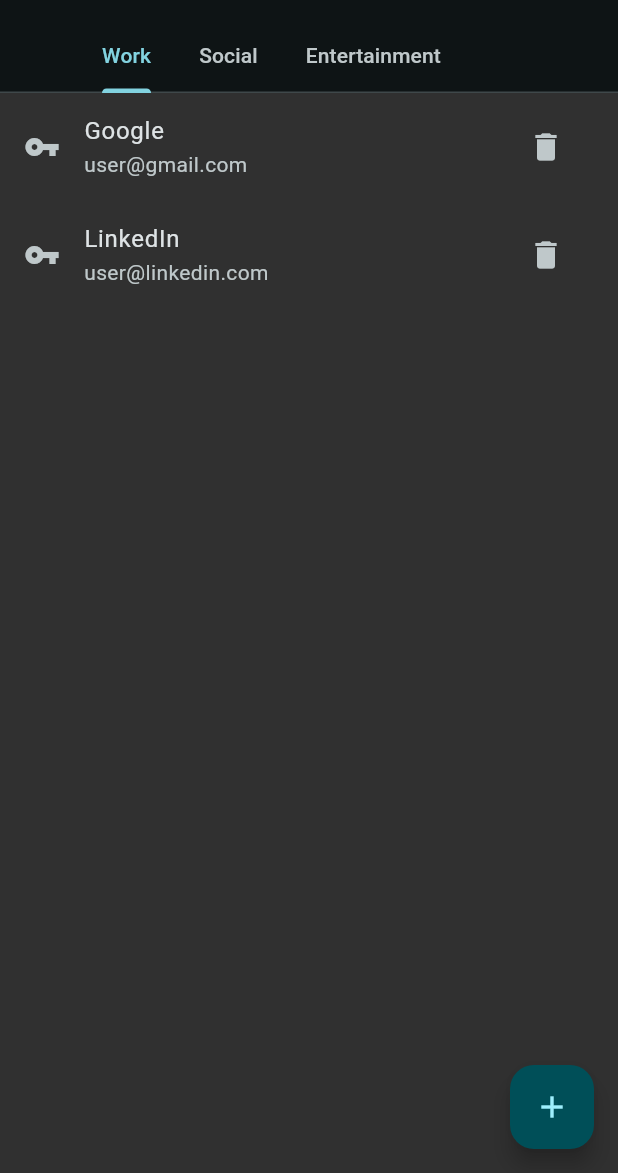
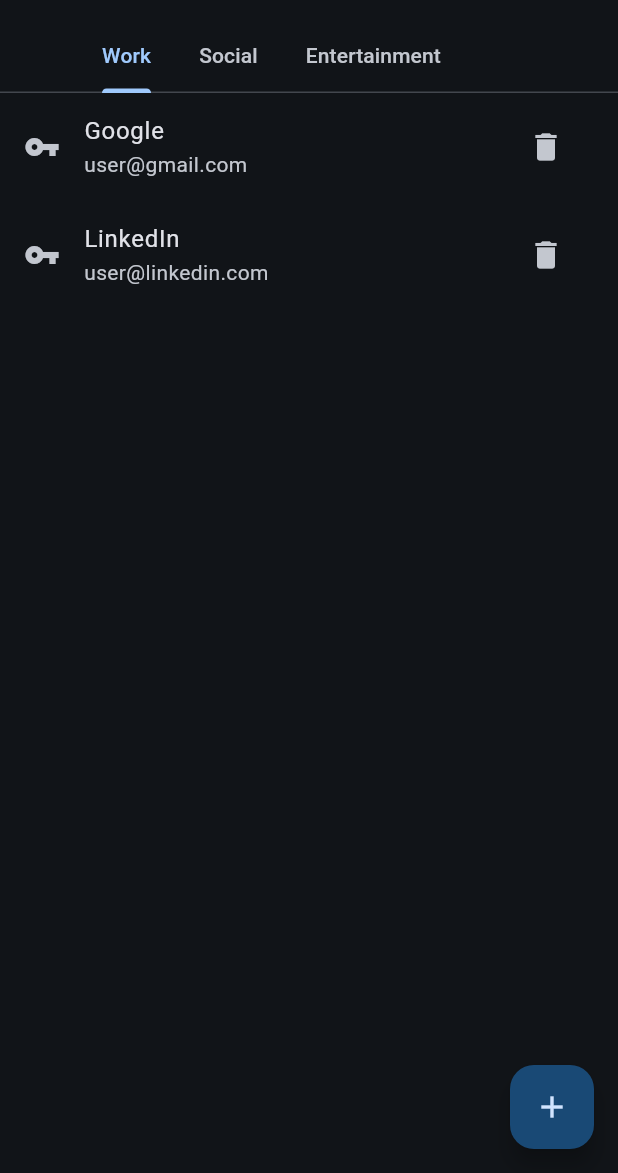
Before and after one commit to could-ai/01984187-8b40-7094-b764-c02460f21847, a Flutter app: the screen it shows after launch, on a phone screen of 412 x 824 dp, the part 63-1236 px from its top. Run offline on Flutter 3.47's test engine with Material 3 defaults, Android fonts, the phone set to English and light mode, and no system bars.

Commit message:
Changed the app's theme color from grey to blue by updating the seedColor in ThemeData and removing the explicit scaffoldBackgroundColor.

```diff
--- a/usr/lib/main.dart
+++ b/usr/lib/main.dart
@@ -14,25 +14,21 @@ class MyApp extends StatelessWidget {
       title: 'Password Manager',
       debugShowCheckedModeBanner: false,
       theme: ThemeData(
-        // 使用灰色作为主色调
+        // 使用蓝色作为主色调
         colorScheme: ColorScheme.fromSeed(
-          seedColor: Colors.grey,
+          seedColor: Colors.blue,
         ),
         useMaterial3: true,
-        // 设置全局背景色为浅灰色
-        scaffoldBackgroundColor: Colors.grey[200],
       ),
       darkTheme: ThemeData(
-        // 暗色模式下使用灰色主色调
+        // 暗色模式下使用蓝色主色调
         colorScheme: ColorScheme.fromSeed(
-          seedColor: Colors.grey,
+          seedColor: Colors.blue,
           brightness: Brightness.dark,
         ),
         useMaterial3: true,
-        // 暗色模式背景也设置为深灰色
-        scaffoldBackgroundColor: Colors.grey[850],
       ),
-      // 统一使用暗色模式，以突出灰色背景效果
+      // 统一使用暗色模式，以突出蓝色背景效果
       themeMode: ThemeMode.dark,
       home: const PasswordListScreen(),
     );
```
